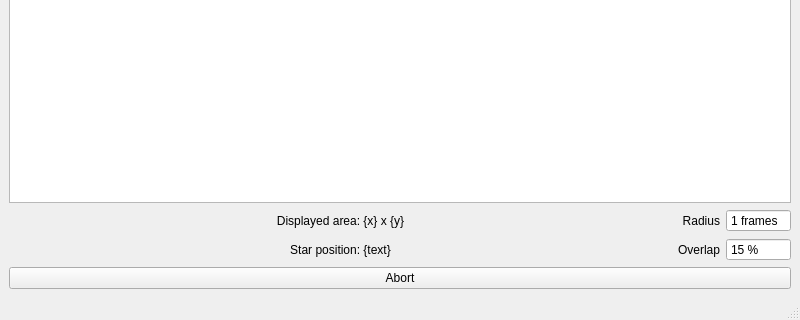
This is assets/uis/spiral_search.ui in janis-hag/kalao-ics as Qt 5 draws it before an edit; both pictures show x 0 to 800 and y 280 to 600 of the 800 by 600 pixel window. The edited form follows.
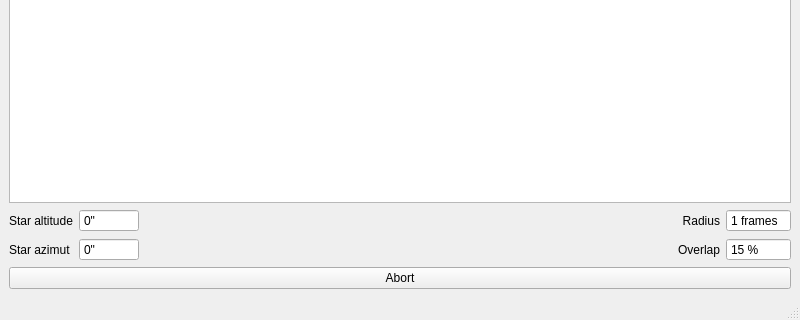
This is the edited form. Icons and pictures are not drawn. Custom widgets are drawn as their Qt base class.

Commit message: Improve position angle and coordinates display, more log messages, some tweaks, move kalao-config to dotfiles

Diff of the .ui file:
```diff
--- a/assets/uis/spiral_search.ui
+++ b/assets/uis/spiral_search.ui
@@ -14,31 +14,68 @@
    <string>Spiral Search - KalAO</string>
   </property>
   <widget class="QWidget" name="centralwidget">
-   <layout class="QGridLayout" name="gridLayout" columnstretch="1,0,0">
-    <item row="0" column="0" colspan="3">
-     <widget class="QGraphicsView" name="spiral_search_view"/>
+   <layout class="QGridLayout" name="gridLayout" columnstretch="0,0,1,0,0">
+    <item row="3" column="0" colspan="5">
+     <widget class="QPushButton" name="abort_button">
+      <property name="text">
+       <string>Abort</string>
+      </property>
+      <property name="icon">
+       <iconset resource="../assets.qrc">
+        <normaloff>:/assets/icons/emblem-error.svg</normaloff>:/assets/icons/emblem-error.svg</iconset>
+      </property>
+     </widget>
     </item>
     <item row="2" column="1">
-     <widget class="QLabel" name="overlap_label">
-      <property name="text">
-       <string>Overlap</string>
+     <widget class="KNaNDoubleSpinbox" name="star_azimut_spinbox">
+      <property name="readOnly">
+       <bool>true</bool>
       </property>
-      <property name="alignment">
-       <set>Qt::AlignmentFlag::AlignRight|Qt::AlignmentFlag::AlignTrailing|Qt::AlignmentFlag::AlignVCenter</set>
+      <property name="buttonSymbols">
+       <enum>QAbstractSpinBox::ButtonSymbols::NoButtons</enum>
+      </property>
+      <property name="suffix">
+       <string>&quot;</string>
+      </property>
+      <property name="decimals">
+       <number>0</number>
+      </property>
+      <property name="minimum">
+       <double>-999999.000000000000000</double>
+      </property>
+      <property name="maximum">
+       <double>999999.000000000000000</double>
       </property>
      </widget>
     </item>
     <item row="1" column="0">
-     <widget class="KLabel" name="area_label">
+     <widget class="QLabel" name="star_altitude_label">
       <property name="text">
-       <string>Displayed area: {x} x {y}</string>
+       <string>Star altitude</string>
+      </property>
+     </widget>
+    </item>
+    <item row="2" column="0">
+     <widget class="QLabel" name="star_azimut_label">
+      <property name="text">
+       <string>Star azimut</string>
+      </property>
+     </widget>
+    </item>
+    <item row="0" column="0" colspan="5">
+     <widget class="QGraphicsView" name="spiral_search_view"/>
+    </item>
+    <item row="1" column="3">
+     <widget class="QLabel" name="radius_label">
+      <property name="text">
+       <string>Radius</string>
       </property>
       <property name="alignment">
-       <set>Qt::AlignmentFlag::AlignCenter</set>
+       <set>Qt::AlignmentFlag::AlignRight|Qt::AlignmentFlag::AlignTrailing|Qt::AlignmentFlag::AlignVCenter</set>
       </property>
      </widget>
     </item>
-    <item row="1" column="2">
+    <item row="1" column="4">
      <widget class="QSpinBox" name="radius_spinbox">
       <property name="readOnly">
        <bool>true</bool>
@@ -54,17 +91,7 @@
       </property>
      </widget>
     </item>
-    <item row="2" column="0">
-     <widget class="KLabel" name="star_label">
-      <property name="text">
-       <string>Star position: {text}</string>
-      </property>
-      <property name="alignment">
-       <set>Qt::AlignmentFlag::AlignCenter</set>
-      </property>
-     </widget>
-    </item>
-    <item row="2" column="2">
+    <item row="2" column="4">
      <widget class="QSpinBox" name="overlap_spinbox">
       <property name="readOnly">
        <bool>true</bool>
@@ -90,25 +117,62 @@
      </widget>
     </item>
     <item row="1" column="1">
-     <widget class="QLabel" name="radius_label">
+     <widget class="KNaNDoubleSpinbox" name="star_altitude_spinbox">
+      <property name="readOnly">
+       <bool>true</bool>
+      </property>
+      <property name="buttonSymbols">
+       <enum>QAbstractSpinBox::ButtonSymbols::NoButtons</enum>
+      </property>
+      <property name="suffix">
+       <string>&quot;</string>
+      </property>
+      <property name="decimals">
+       <number>0</number>
+      </property>
+      <property name="minimum">
+       <double>-999999.000000000000000</double>
+      </property>
+      <property name="maximum">
+       <double>999999.000000000000000</double>
+      </property>
+     </widget>
+    </item>
+    <item row="2" column="3">
+     <widget class="QLabel" name="overlap_label">
       <property name="text">
-       <string>Radius</string>
+       <string>Overlap</string>
       </property>
       <property name="alignment">
        <set>Qt::AlignmentFlag::AlignRight|Qt::AlignmentFlag::AlignTrailing|Qt::AlignmentFlag::AlignVCenter</set>
       </property>
      </widget>
     </item>
-    <item row="3" column="0" colspan="3">
-     <widget class="QPushButton" name="abort_button">
-      <property name="text">
-       <string>Abort</string>
+    <item row="1" column="2">
+     <spacer name="horizontalSpacer">
+      <property name="orientation">
+       <enum>Qt::Orientation::Horizontal</enum>
       </property>
-      <property name="icon">
-       <iconset resource="../assets.qrc">
-        <normaloff>:/assets/icons/emblem-error.svg</normaloff>:/assets/icons/emblem-error.svg</iconset>
+      <property name="sizeHint" stdset="0">
+       <size>
+        <width>40</width>
+        <height>20</height>
+       </size>
       </property>
-     </widget>
+     </spacer>
+    </item>
+    <item row="2" column="2">
+     <spacer name="horizontalSpacer_2">
+      <property name="orientation">
+       <enum>Qt::Orientation::Horizontal</enum>
+      </property>
+      <property name="sizeHint" stdset="0">
+       <size>
+        <width>40</width>
+        <height>20</height>
+       </size>
+      </property>
+     </spacer>
     </item>
    </layout>
   </widget>
@@ -126,8 +190,8 @@
  </widget>
  <customwidgets>
   <customwidget>
-   <class>KLabel</class>
-   <extends>QLabel</extends>
+   <class>KNaNDoubleSpinbox</class>
+   <extends>QDoubleSpinBox</extends>
    <header>kalao.guis.utils.widgets</header>
   </customwidget>
  </customwidgets>
```
The commit also changes 57 other files.
